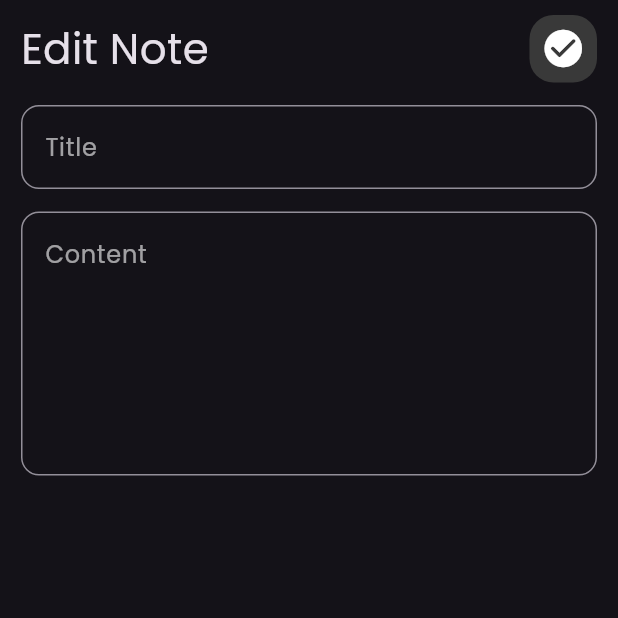
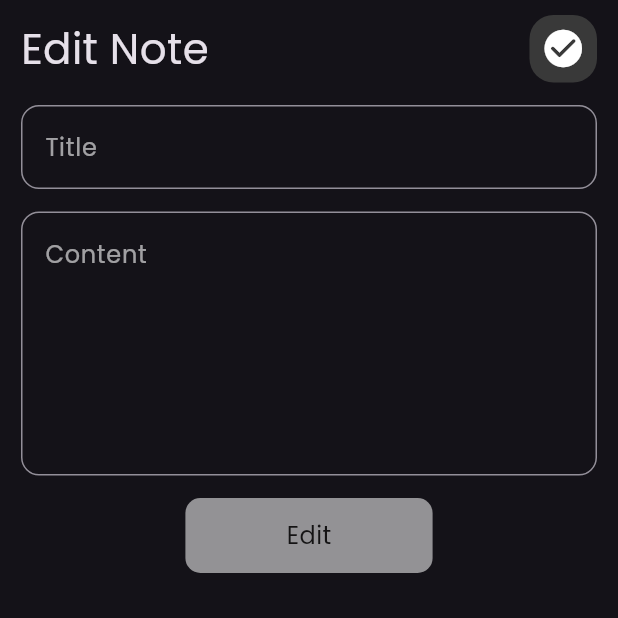
Before and after one commit to A-Elsawy/notes-app, a Flutter app: the EditNoteView screen opened directly, on a phone screen of 412 x 824 dp, the top half of it. Run offline on Flutter 3.47's test engine with Material 3 defaults, Android fonts, the phone set to English and light mode, and no system bars; our stand-ins replace font_awesome_flutter.

```diff
--- a/lib/widgets/edit_note_view_body.dart
+++ b/lib/widgets/edit_note_view_body.dart
@@ -1,6 +1,7 @@
 import 'package:flutter/material.dart';
 import 'package:notes_app/widgets/custom_app_bar.dart';
 import 'package:notes_app/widgets/custom_text_field.dart';
+import 'package:notes_app/widgets/cutom_button.dart';
 
 class EditNoteViewBody extends StatelessWidget {
   const EditNoteViewBody({super.key});
@@ -27,6 +28,10 @@ class EditNoteViewBody extends StatelessWidget {
               hintText: 'Content',
               maxLines: 6,
             ),
+            SizedBox(
+              height: 15,
+            ),
+            CustomButton(text: 'Edit'),
           ],
         ),
       ),
```
Also changed, not shown: lib/models/note_model.dart (added, +13 -0 lines), pubspec.yaml (+1 -6 lines), pubspec.lock.
